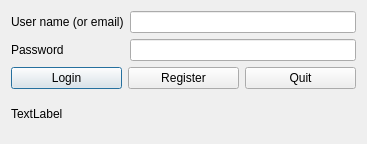
First picture: the form in FAQsBrowser/LoginDlg.ui, repository congchenutd/COFAQs, before the edit.
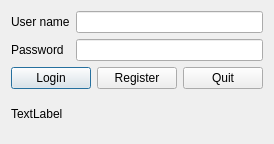
Second picture: the form after the edit.

What changed in the file:
```diff
--- a/FAQsBrowser/LoginDlg.ui
+++ b/FAQsBrowser/LoginDlg.ui
@@ -6,7 +6,7 @@
    <rect>
     <x>0</x>
     <y>0</y>
-    <width>367</width>
+    <width>265</width>
     <height>144</height>
    </rect>
   </property>
@@ -17,7 +17,7 @@
    <item row="0" column="0">
     <widget class="QLabel" name="label">
      <property name="text">
-      <string>User name (or email)</string>
+      <string>User name</string>
      </property>
     </widget>
    </item>
```
Left out of the diff: 2 changed lines with no effect on the pictures.
